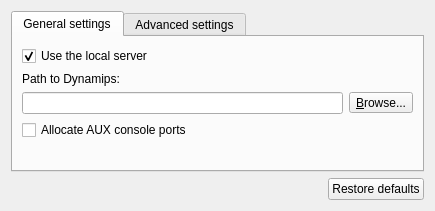
This is gns3/modules/dynamips/ui/dynamips_preferences_page.ui in GNS3/gns3-gui as Qt 5 draws it before an edit. The edited form follows.
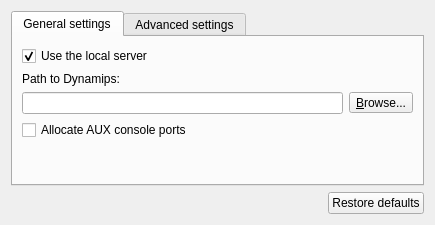
This is the edited form.

Patch:
```diff
--- a/gns3/modules/dynamips/ui/dynamips_preferences_page.ui
+++ b/gns3/modules/dynamips/ui/dynamips_preferences_page.ui
@@ -7,7 +7,7 @@
     <x>0</x>
     <y>0</y>
     <width>435</width>
-    <height>200</height>
+    <height>225</height>
    </rect>
   </property>
   <property name="windowTitle">
```
